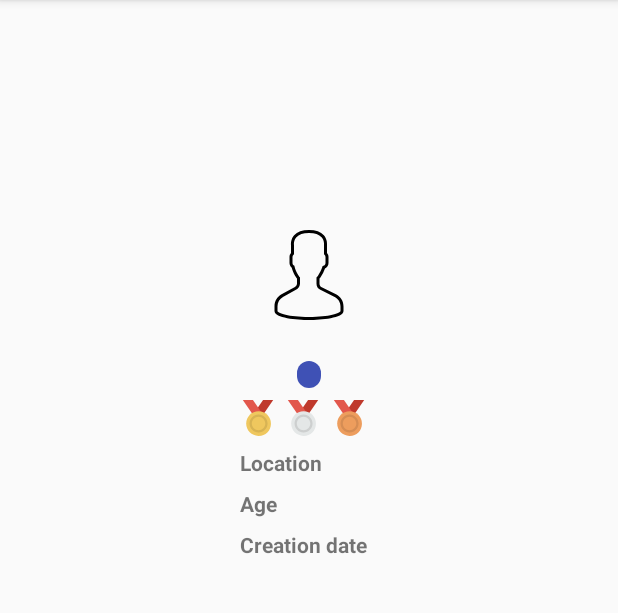
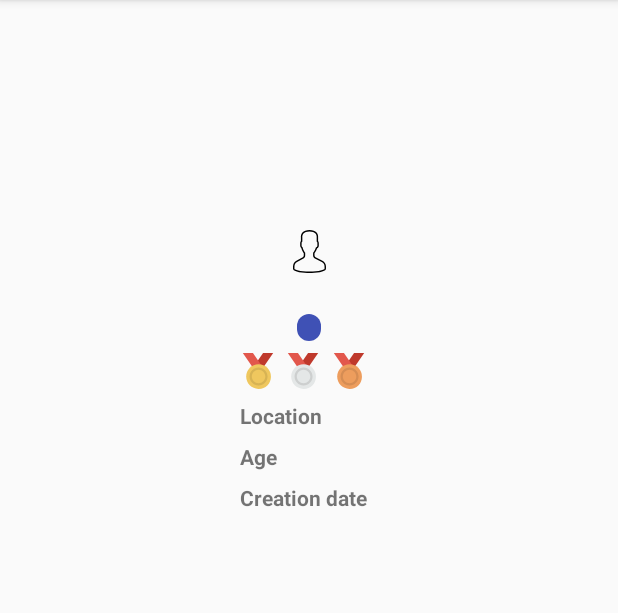
Before and after one commit to AndrzejRyl/StackExchangeUsersList, an Android app: the fragment DetailsFragment shown on its own in the app's theme, on a phone screen of 412 x 824 dp, the part 84-697 px from its top. Run offline under Robolectric (Android 15) with nearby library versions, the phone set to English and light mode, and no system bars; our stand-ins replace ButterKnife, Dagger/Hilt's generated code, Picasso, RxJava; pictures from the network do not load; 2 statements that could not run were skipped.

```diff
--- a/app/src/main/AndroidManifest.xml
+++ b/app/src/main/AndroidManifest.xml
@@ -1,6 +1,8 @@
 <?xml version="1.0" encoding="utf-8"?>
 <manifest xmlns:android="http://schemas.android.com/apk/res/android"
     package="com.fleenmobile.androidinterviewtask">
+
+    <uses-permission android:name="android.permission.INTERNET" />
 
     <application
         android:name=".BaseApp"
--- a/app/src/main/kotlin/com/fleenmobile/androidinterviewtask/data/User.kt
+++ b/app/src/main/kotlin/com/fleenmobile/androidinterviewtask/data/User.kt
@@ -4,10 +4,10 @@ package com.fleenmobile.androidinterviewtask.data
  * @author FleenMobile at 2018-02-25
  */
 
-data class BadgeData(val bronze: Int, val silver: Int, val gold: Int)
+data class BadgeData(val bronze: Int = 0, val silver: Int = 0, val gold: Int = 0)
 
 data class User(
-        val badgeCounts: BadgeData,
+        val badgeCounts: BadgeData = BadgeData(),
         val age: Int,
         val reputation: Int,
         val creationDate: Long,
--- a/app/src/main/kotlin/com/fleenmobile/androidinterviewtask/main/MainActivityPresenter.kt
+++ b/app/src/main/kotlin/com/fleenmobile/androidinterviewtask/main/MainActivityPresenter.kt
@@ -12,7 +12,5 @@ class MainActivityPresenter(
         router.navigateToListFragment()
     }
 
-    override fun clear() {
-        TODO("not implemented") //To change body of created functions use File | Settings | File Templates.
-    }
+    override fun clear() {}
 }
--- a/app/src/main/kotlin/com/fleenmobile/androidinterviewtask/main/fragment/list/adapter/UsersAdapter.kt
+++ b/app/src/main/kotlin/com/fleenmobile/androidinterviewtask/main/fragment/list/adapter/UsersAdapter.kt
@@ -28,7 +28,7 @@ class UsersAdapter(
         holder.apply {
             setData(
                     user.name,
-                    "${resourceProvider.getString(R.string.reputation)} ${user.reputation}"
+                    resourceProvider.getString(R.string.reputation, "${user.reputation}")
             )
             onClickListener = { onUserChosenListener?.invoke(user.userId) }
         }
--- a/app/src/main/kotlin/com/fleenmobile/androidinterviewtask/utils/repository/RepositoryImpl.kt
+++ b/app/src/main/kotlin/com/fleenmobile/androidinterviewtask/utils/repository/RepositoryImpl.kt
@@ -13,7 +13,7 @@ class RepositoryImpl : Repository {
     override fun getUsers(searchTerm: String): Observable<List<User>> {
         val users = arrayListOf<User>(
                 User(
-                        BadgeData(0,1,2),
+                        BadgeData(10),
                         32,
                         124,
                         Date().time,
--- a/app/src/main/kotlin/com/fleenmobile/androidinterviewtask/utils/resourceprovider/ResourceProvider.kt
+++ b/app/src/main/kotlin/com/fleenmobile/androidinterviewtask/utils/resourceprovider/ResourceProvider.kt
@@ -8,5 +8,7 @@ import android.support.annotation.StringRes
  */
 class ResourceProvider(private val context: Context) {
 
-    fun getString(@StringRes id: Int) = context.getString(id)
+    fun getString(@StringRes id: Int): String = context.getString(id)
+
+    fun getString(@StringRes id: Int, param: String) = context.getString(id, param)
 }
--- a/app/src/main/res/layout/fragment_details.xml
+++ b/app/src/main/res/layout/fragment_details.xml
@@ -17,10 +17,13 @@
 
     <ImageView
         android:id="@+id/details_fragment_avatar"
-        style="@style/Wrap"
+        android:layout_width="0dp"
+        android:layout_height="0dp"
         android:contentDescription="@string/avatar"
-        app:layout_constraintEnd_toEndOf="parent"
-        app:layout_constraintStart_toStartOf="parent"
+        android:scaleType="centerCrop"
+        app:layout_constraintDimensionRatio="H,1:1"
+        app:layout_constraintEnd_toStartOf="@id/details_fragment_bronze_badges_icon"
+        app:layout_constraintStart_toEndOf="@id/details_fragment_gold_badges_count"
         app:layout_constraintTop_toBottomOf="@id/guideline_horizontal_2"
         app:srcCompat="@drawable/ic_user" />
 
--- a/app/src/main/res/values/strings.xml
+++ b/app/src/main/res/values/strings.xml
@@ -10,5 +10,5 @@
     <string name="bronze_medal_badge">Bronze medal badge</string>
     <string name="golden_medal_badge">Golden medal badge</string>
     <string name="no_user">This user is unavailable</string>
-    <string name="reputation">Rep:</string>
+    <string name="reputation">Rep: %s</string>
 </resources>
```
Also changed, not shown: app/build.gradle (+7 -0 lines), app/src/main/kotlin/com/fleenmobile/androidinterviewtask/main/fragment/details/DetailsFragment.kt (+51 -3 lines).
